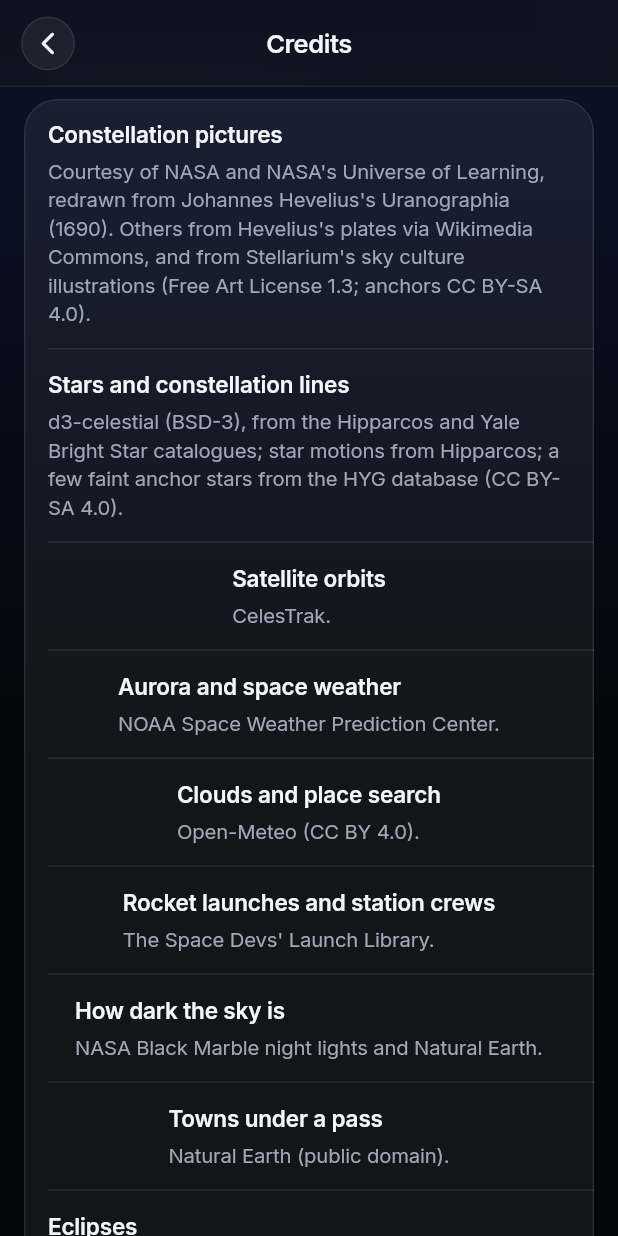
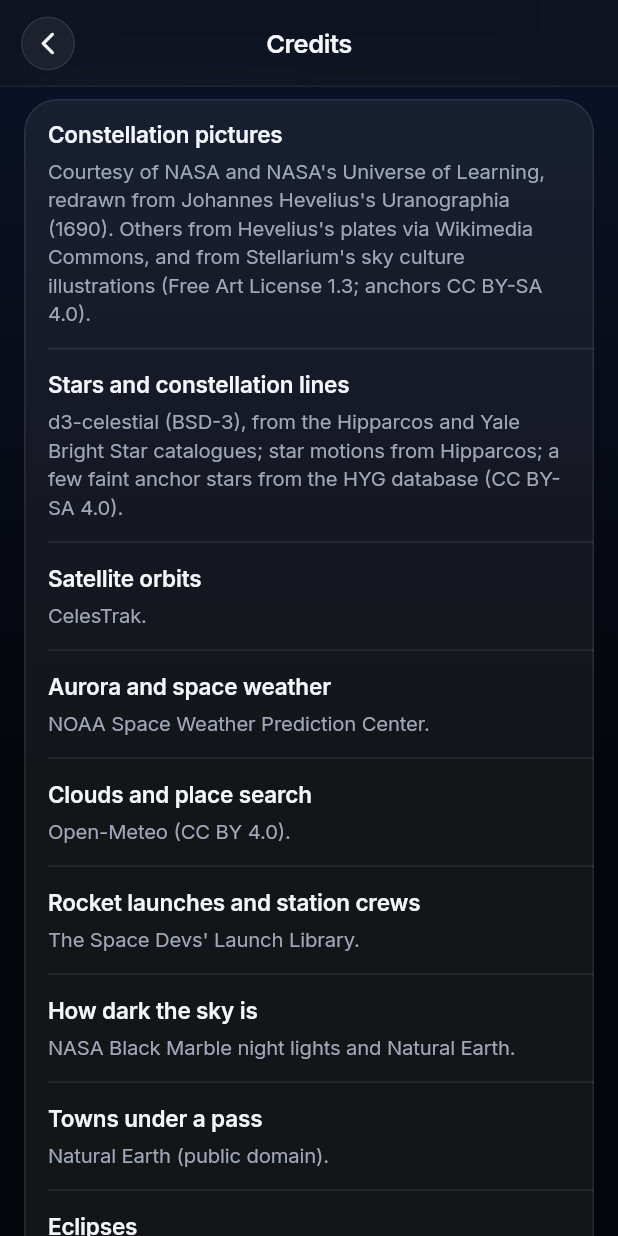
Before and after one commit to brilliant-disruptions/lookup, a Flutter app: the CreditsScreen screen opened directly, on a phone screen of 412 x 824 dp. Run offline on Flutter 3.47's test engine with Material 3 defaults, Android fonts, the phone set to English and light mode, and no system bars; our stand-ins replace camera, flutter_local_notifications, flutter_riverpod, flutter_timezone, geolocator, image_picker and 4 more; missing offline and left inert: add_2_calendar, flutter_rotation_sensor, home_widget, satellite_observer, workmanager; accounts and stored records are empty; statements that could not run were skipped.

Commit message:
Credits: line every entry up on the left
Co-Authored-By: Claude Opus 5.5 <noreply@anthropic.com>
Claude-Session: https://claude.ai/code/session_01BbUTXpGaMxiGWkwJp3ySsi

```diff
--- a/lib/ui/credits_screen.dart
+++ b/lib/ui/credits_screen.dart
@@ -40,7 +40,8 @@ class CreditsScreen extends StatelessWidget {
   Widget build(BuildContext context) => PageScaffold(title: 'Credits', children: [
         GroupedList(children: [
           for (final c in credits)
-            Padding(
+            Container(
+              width: double.infinity,
               padding: const EdgeInsets.fromLTRB(16, 13, 16, 13),
               child: Column(crossAxisAlignment: CrossAxisAlignment.start, children: [
                 Text(c.what, style: const TextStyle(fontSize: 15, fontWeight: FontWeight.w600)),
```
